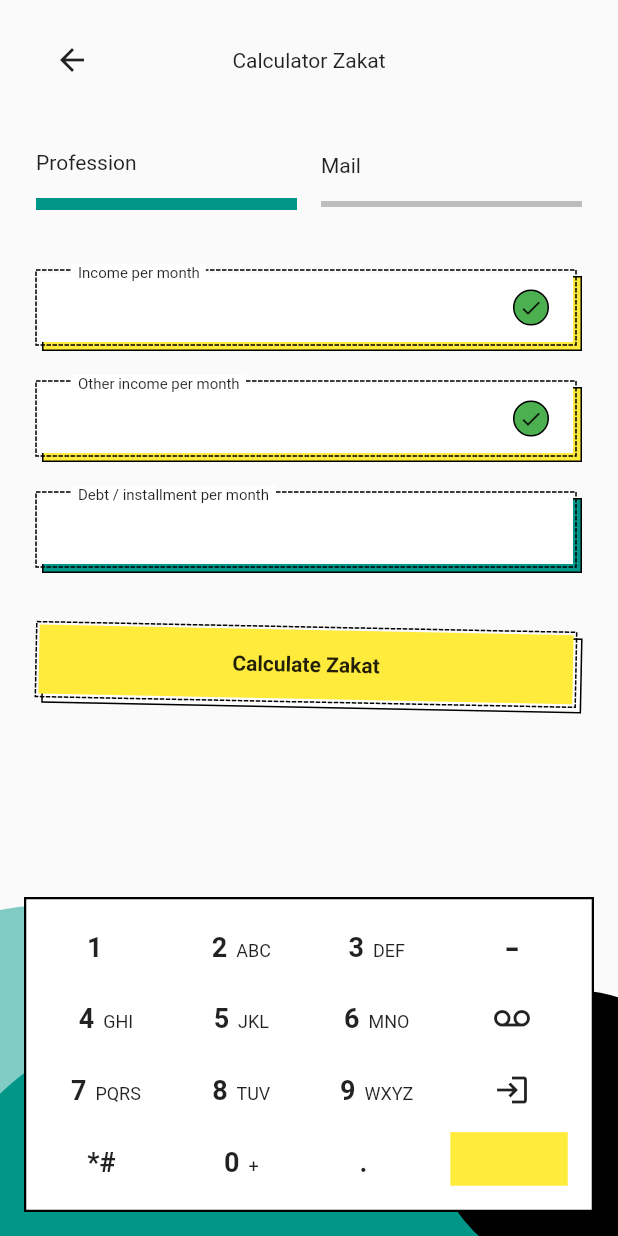
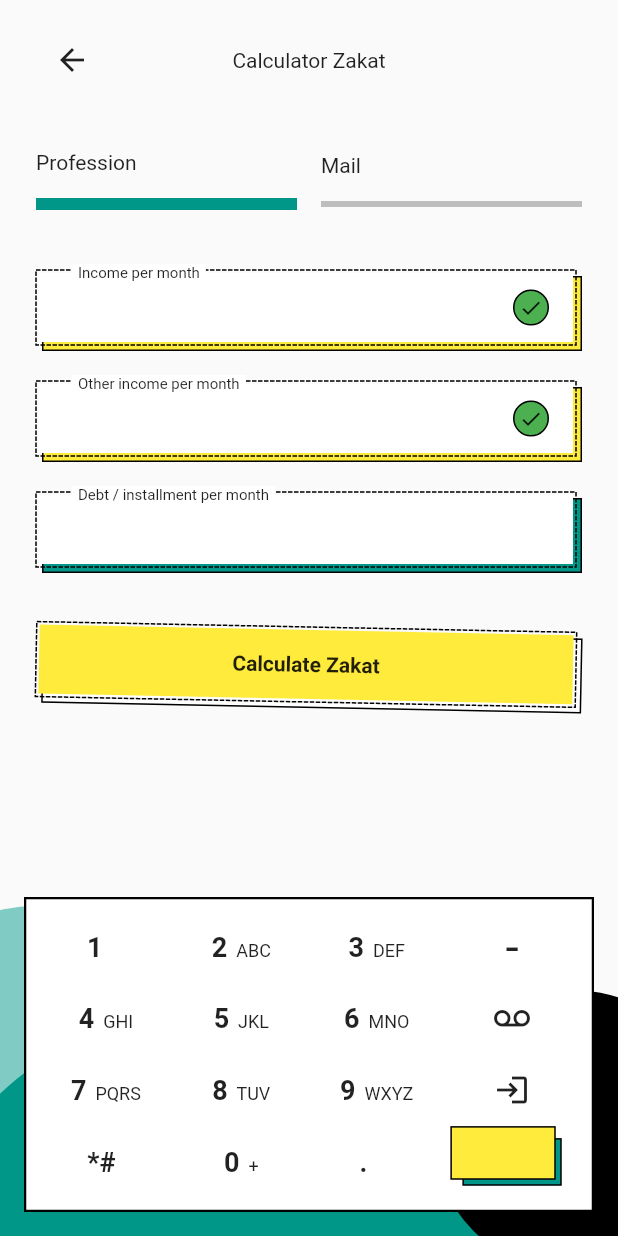
Before and after one commit to JAICHANGPARK/flutter_notebook_18th_story, a Flutter app: the screen it shows after launch, on a phone screen of 412 x 824 dp. Run offline on Flutter 3.47's test engine with Material 2 defaults, Android fonts, the phone set to English and light mode, and no system bars; drawn by our look-alikes of dotted_border; our stand-ins replace cached_network_image, flutter_lorem, flutter_riverpod, flutter_svg, freezed_annotation, go_router and 3 more.

Commit message:
Update fund_keyboard_widget.dart

```diff
--- a/lib/ep1085_funding_app/src/ui/widgets/fund_keyboard_widget.dart
+++ b/lib/ep1085_funding_app/src/ui/widgets/fund_keyboard_widget.dart
@@ -319,20 +319,36 @@ class _FundKeyboardWidgetState extends State<FundKeyboardWidget> {
                 ),
               ),
               Expanded(
+                  child: Padding(
+                    padding: const EdgeInsets.symmetric(horizontal: 4),
                     child: Stack(
                 children: [
                     Positioned(
-                    left: 4,
-                    top: 4,
+                      left: 8,
+                      top: 8,
                       right: 8,
                       bottom: 8,
                       child: Container(
                         decoration: BoxDecoration(
+                          color: Colors.teal,
+                          border: Border.all()
+                        ),
+                      ),
+                    ),
+                    Positioned(
+                      left: 0,
+                      top: 0,
+                      right: 12,
+                      bottom: 12,
+                      child: Container(
+                        decoration: BoxDecoration(
                           color: Colors.yellow,
+                            border: Border.all()
                         ),
                       ),
                     )
                 ],
+              ),
                   )),
             ],
           ),
```
Lines whose indentation alone changed are shown as unchanged.
